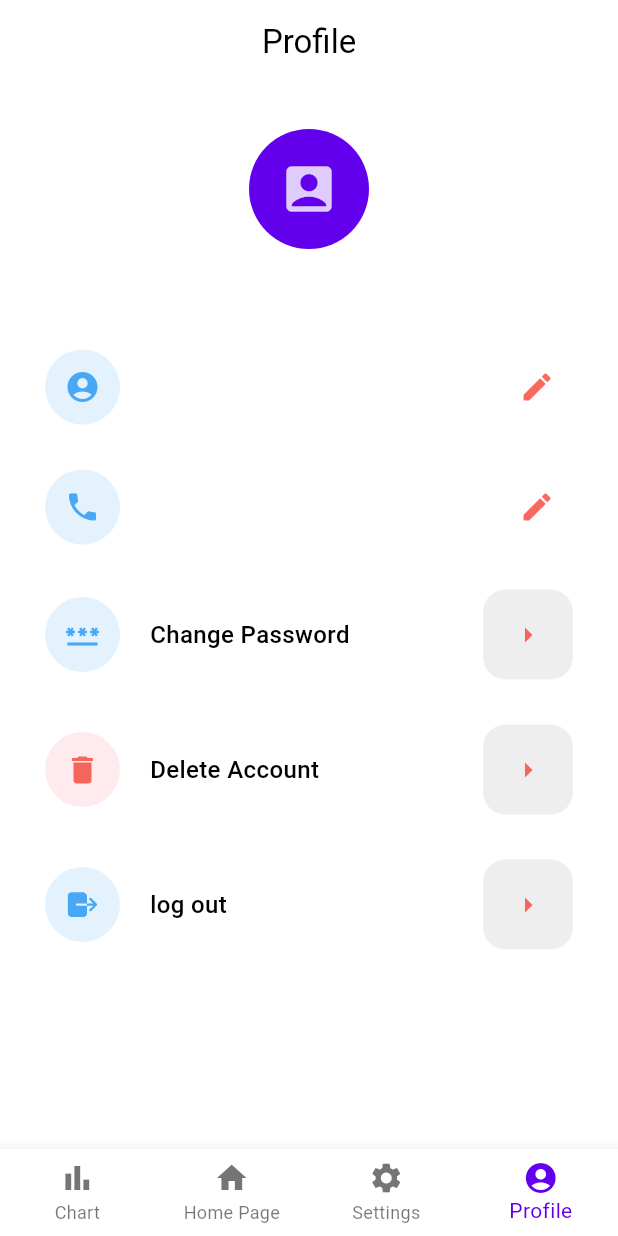
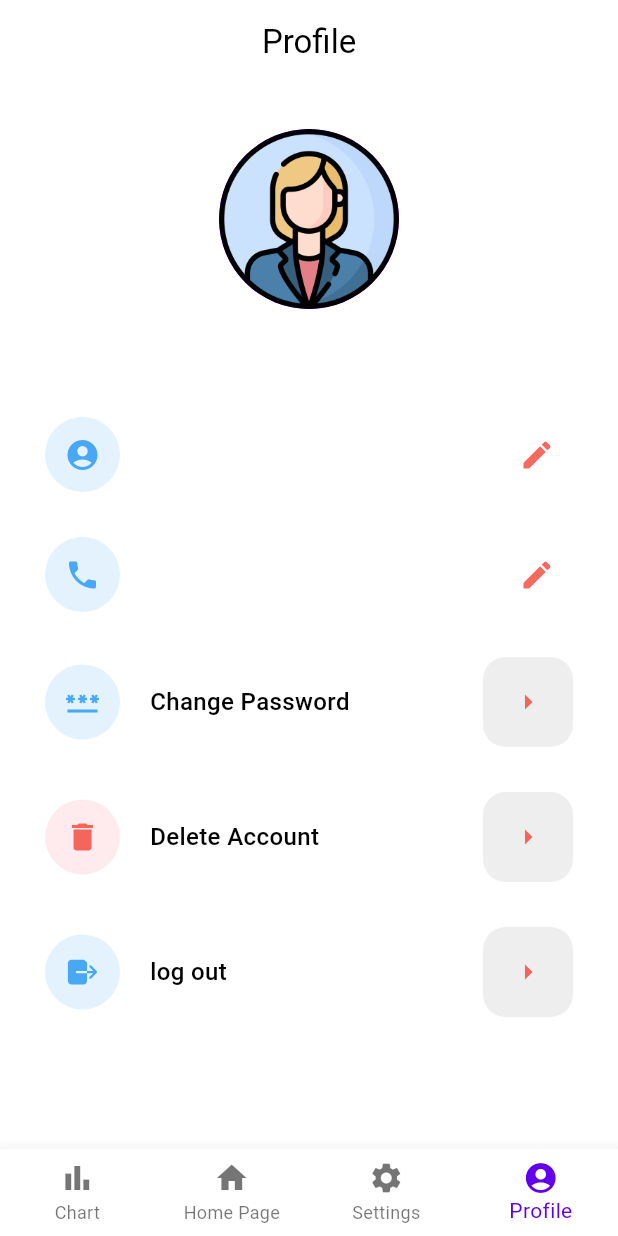
Before and after one commit to MehmetCopurCE/ModMaster, a Flutter app: the screen it shows once a user with an empty profile is signed in, item 4 of the bottom bar chosen, on a phone screen of 412 x 824 dp. Run offline on Flutter 3.47's test engine with Material 3 defaults, Android fonts, the phone set to English and light mode, and no system bars; our stand-ins replace cloud_firestore, firebase_auth, firebase_core, flutter_secure_storage, ionicons; missing offline and left inert: graphic; accounts and stored records are empty; network calls fail.

Commit message:
Profil page edited

```diff
--- a/lib/screens/auth_check.dart
+++ b/lib/screens/auth_check.dart
@@ -4,8 +4,6 @@ import 'package:mobile_project/auth/screens/login_page.dart';
 import 'package:mobile_project/data/register_list.dart';
 import 'package:mobile_project/main.dart';
 import 'package:mobile_project/screens/main_page.dart';
-
-import 'user_screens/home_page.dart';
 
 class AuthCheck extends StatelessWidget {
   const AuthCheck({super.key});
@@ -16,11 +14,11 @@ class AuthCheck extends StatelessWidget {
       stream: FirebaseAuth.instance.authStateChanges(),
       builder: (context, snapshot) {
         if (snapshot.connectionState == ConnectionState.waiting) {
-          return CircularProgressIndicator(); // Auth durumu bekleniyor.
+          return const Center(child: CircularProgressIndicator()); // Auth durumu bekleniyor.
         } else if (snapshot.hasData) {
           User? user = FirebaseAuth.instance.currentUser;
           String userEmail = user?.email ?? '';
-          print('User Email: ${userEmail}');
+          print('User Email: $userEmail');
 
           fireStoreService.addRegistersToFirestore(registerList, userEmail); // Call startPeriodicUpdate here
 
--- a/lib/screens/user_screens/profile_page.dart
+++ b/lib/screens/user_screens/profile_page.dart
@@ -131,17 +131,15 @@ class _ProfilePageState extends State<ProfilePage> {
               child: Column(
                 children: [
                   const CircleAvatar(
-                    radius: 40,
-                    child: Icon(
-                      Icons.account_box,
-                      size: 40,
-                    ),
+                    radius: 60,
+                    foregroundImage: AssetImage('assets/images/img_user_woman.png'),
                   ),
                   const SizedBox(height: 16),
                   Text(
                     userDetails['email'],
                     style: const TextStyle(
                       fontWeight: FontWeight.bold,
+                      fontSize: 18,
                     ),
                     textAlign: TextAlign.center,
                   ),
--- a/pubspec.yaml
+++ b/pubspec.yaml
@@ -75,9 +75,7 @@ flutter:
 
   # To add assets to your application, add an assets section, like this:
   assets:
-    - assets/images/img_reset_password.png
-    - assets/images/img_login.png
-    - assets/images/img_register.png
+    - assets/images/
 
   #  - images/a_dot_ham.jpeg
 
```
Also changed, not shown: lib/screens/main_page.dart (+4 -8 lines), assets/images/img_user.png (added), assets/images/img_user_woman.png (added).
